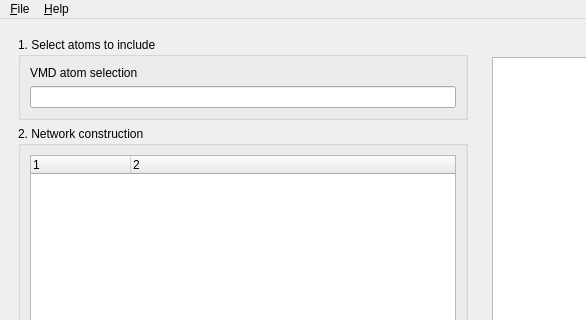
First picture: the form in gui/alloviz_mainwindow.ui, repository frannerin/AlloViz, before the edit; both pictures show x 0 to 586 and y 0 to 320 of the 766 by 725 pixel window.
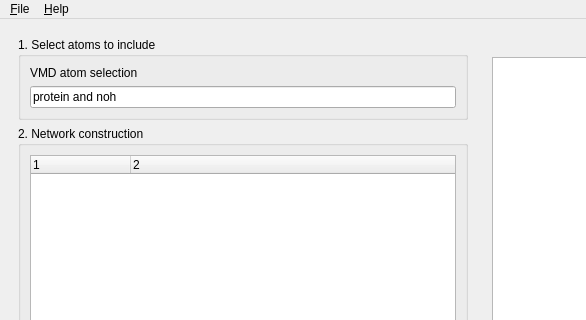
Second picture: the form after the edit.

Patch:
```diff
--- a/gui/alloviz_mainwindow.ui
+++ b/gui/alloviz_mainwindow.ui
@@ -60,6 +60,9 @@
               <verstretch>0</verstretch>
              </sizepolicy>
             </property>
+            <property name="text">
+             <string>protein and noh</string>
+            </property>
            </widget>
           </item>
          </layout>
```
